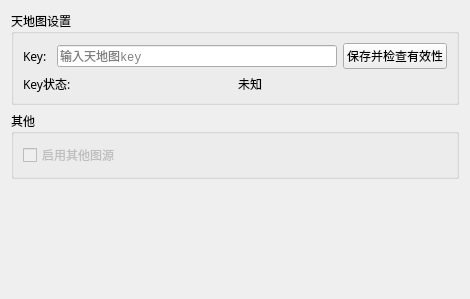
Above: ui/setting.ui from liuxsdev/qgis-plugin-tianditu before the change. Below: the same form after it.
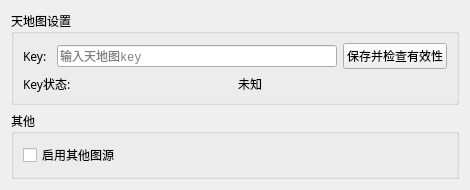
That is the form after the change. Custom widgets are drawn as their Qt base class.

What changed in the file:
```diff
--- a/ui/setting.ui
+++ b/ui/setting.ui
@@ -7,7 +7,7 @@
     <x>0</x>
     <y>0</y>
     <width>470</width>
-    <height>299</height>
+    <height>186</height>
    </rect>
   </property>
   <property name="windowTitle">
@@ -96,7 +96,7 @@
       <item>
        <widget class="QCheckBox" name="checkBox">
         <property name="enabled">
-         <bool>false</bool>
+         <bool>true</bool>
         </property>
         <property name="font">
          <font>
```
